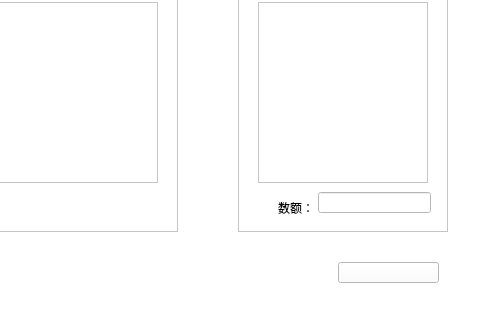
X-wenhao/bookkeeping, file wish_bottle.ui: the form before one commit; both pictures show x 312 to 792 and y 448 to 768 of the 792 by 768 pixel window.
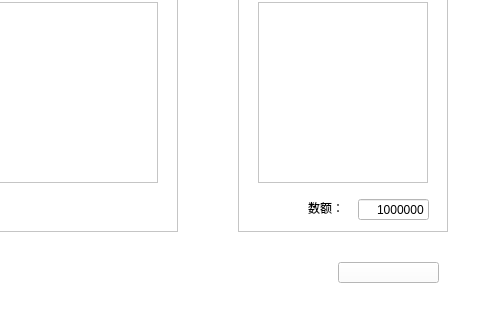
The form after the commit. Icons and pictures are not drawn.

```diff
--- a/wish_bottle.ui
+++ b/wish_bottle.ui
@@ -434,9 +434,9 @@
    <widget class="QLabel" name="w3_label_money">
     <property name="geometry">
      <rect>
-      <x>40</x>
+      <x>70</x>
       <y>240</y>
-      <width>61</width>
+      <width>41</width>
       <height>31</height>
      </rect>
     </property>
@@ -452,16 +452,24 @@
    <widget class="QLineEdit" name="w3_lineEdit">
     <property name="geometry">
      <rect>
-      <x>80</x>
-      <y>240</y>
-      <width>113</width>
+      <x>120</x>
+      <y>247</y>
+      <width>71</width>
       <height>21</height>
      </rect>
     </property>
     <property name="styleSheet">
      <string notr="true">border-image: null;
 background-color: rgba(
-240,241,242,0);</string>
+240,241,242,0);
+font: 25 9pt &quot;微软雅黑 Light&quot;;
+</string>
+    </property>
+    <property name="text">
+     <string>1000000</string>
+    </property>
+    <property name="alignment">
+     <set>Qt::AlignRight|Qt::AlignTrailing|Qt::AlignVCenter</set>
     </property>
    </widget>
   </widget>
```
Left out of the diff: 13 changed lines with no effect on the pictures.
